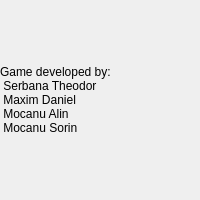
Qt form src/UserInterface/aboutpopup.ui (theodor96/fighting-cars) before a commit.
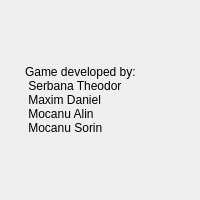
The same form after that commit.

Diff of the .ui file:
```diff
--- a/src/UserInterface/aboutpopup.ui
+++ b/src/UserInterface/aboutpopup.ui
@@ -16,10 +16,10 @@
   <widget class="QLabel" name="mAboutLabel">
    <property name="geometry">
     <rect>
-     <x>0</x>
-     <y>0</y>
-     <width>200</width>
-     <height>200</height>
+     <x>25</x>
+     <y>25</y>
+     <width>150</width>
+     <height>150</height>
     </rect>
    </property>
    <property name="text">
```
Left out of the diff: 2 changed lines with no effect on the pictures.
